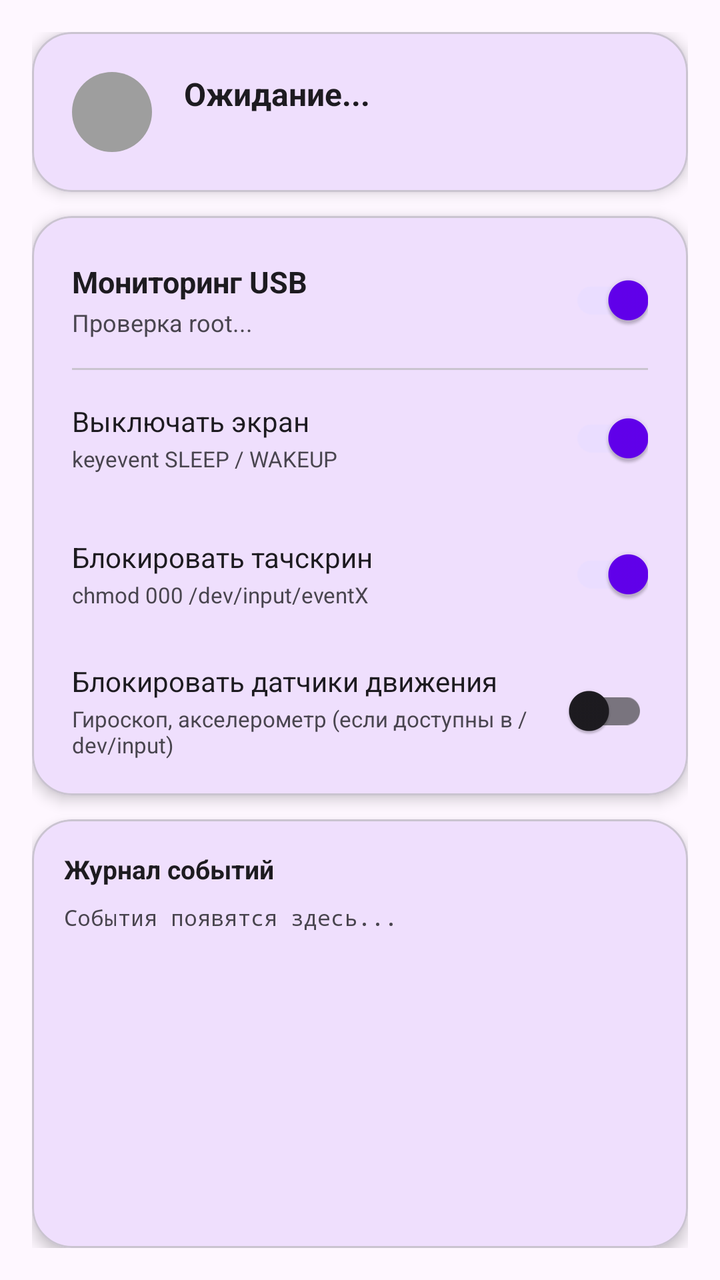
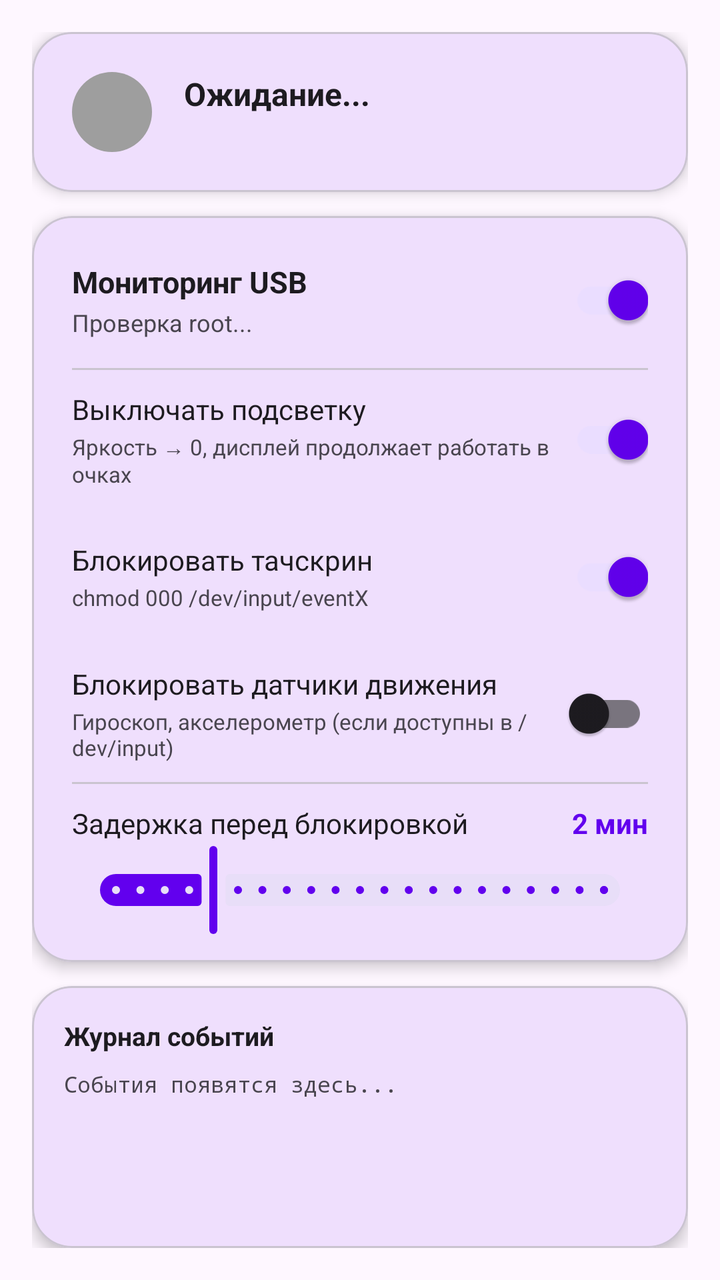

Compare the two renders of this Android layout. The source of the first and the diff that turns it into the second are given below.
<!-- AndroidManifest.xml: application theme Theme.VRapp -->
<!-- res/layout/activity_main.xml -->
<?xml version="1.0" encoding="utf-8"?>
<LinearLayout xmlns:android="http://schemas.android.com/apk/res/android"
    xmlns:app="http://schemas.android.com/apk/res-auto"
    android:layout_width="match_parent"
    android:layout_height="match_parent"
    android:orientation="vertical"
    android:padding="16dp"
    android:background="?attr/colorSurface">

    
    <com.google.android.material.card.MaterialCardView
        android:layout_width="match_parent"
        android:layout_height="wrap_content"
        android:layout_marginBottom="12dp"
        app:cardCornerRadius="20dp"
        app:cardElevation="4dp">

        <LinearLayout
            android:layout_width="match_parent"
            android:layout_height="wrap_content"
            android:orientation="horizontal"
            android:gravity="center_vertical"
            android:padding="20dp">

            <View
                android:id="@+id/statusDot"
                android:layout_width="40dp"
                android:layout_height="40dp"
                android:layout_marginEnd="16dp"
                android:background="@drawable/circle_disconnected" />

            <LinearLayout
                android:layout_width="0dp"
                android:layout_height="wrap_content"
                android:layout_weight="1"
                android:orientation="vertical">

                <TextView
                    android:id="@+id/statusText"
                    android:layout_width="wrap_content"
                    android:layout_height="wrap_content"
                    android:textSize="16sp"
                    android:textStyle="bold"
                    android:textColor="?attr/colorOnSurface"
                    android:text="Ожидание..." />

                <TextView
                    android:id="@+id/statusSubtext"
                    android:layout_width="wrap_content"
                    android:layout_height="wrap_content"
                    android:layout_marginTop="2dp"
                    android:textSize="12sp"
                    android:textColor="?attr/colorOnSurfaceVariant"
                    android:text="" />
            </LinearLayout>
        </LinearLayout>
    </com.google.android.material.card.MaterialCardView>

    
    <com.google.android.material.card.MaterialCardView
        android:layout_width="match_parent"
        android:layout_height="wrap_content"
        android:layout_marginBottom="12dp"
        app:cardCornerRadius="20dp"
        app:cardElevation="4dp">

        <LinearLayout
            android:layout_width="match_parent"
            android:layout_height="wrap_content"
            android:orientation="vertical"
            android:padding="8dp">

            
            <LinearLayout
                android:layout_width="match_parent"
                android:layout_height="wrap_content"
                android:orientation="horizontal"
                android:gravity="center_vertical"
                android:paddingHorizontal="12dp"
                android:paddingVertical="10dp">

                <LinearLayout
                    android:layout_width="0dp"
                    android:layout_height="wrap_content"
                    android:layout_weight="1"
                    android:orientation="vertical">

                    <TextView
                        android:layout_width="wrap_content"
                        android:layout_height="wrap_content"
                        android:text="Мониторинг USB"
                        android:textSize="15sp"
                        android:textStyle="bold"
                        android:textColor="?attr/colorOnSurface" />

                    <TextView
                        android:id="@+id/rootStatusText"
                        android:layout_width="wrap_content"
                        android:layout_height="wrap_content"
                        android:layout_marginTop="2dp"
                        android:text="Проверка root..."
                        android:textSize="12sp" />
                </LinearLayout>

                <com.google.android.material.switchmaterial.SwitchMaterial
                    android:id="@+id/switchEnabled"
                    android:layout_width="wrap_content"
                    android:layout_height="wrap_content"
                    android:checked="true" />
            </LinearLayout>

            <View
                android:layout_width="match_parent"
                android:layout_height="1dp"
                android:layout_marginHorizontal="12dp"
                android:background="?attr/colorOutlineVariant" />

            
            <LinearLayout
                android:layout_width="match_parent"
                android:layout_height="wrap_content"
                android:orientation="horizontal"
                android:gravity="center_vertical"
                android:paddingHorizontal="12dp"
                android:paddingVertical="10dp">

                <LinearLayout
                    android:layout_width="0dp"
                    android:layout_height="wrap_content"
                    android:layout_weight="1"
                    android:orientation="vertical">

                    <TextView
                        android:layout_width="wrap_content"
                        android:layout_height="wrap_content"
                        android:text="Выключать экран"
                        android:textSize="14sp"
                        android:textColor="?attr/colorOnSurface" />

                    <TextView
                        android:layout_width="wrap_content"
                        android:layout_height="wrap_content"
                        android:layout_marginTop="2dp"
                        android:text="keyevent SLEEP / WAKEUP"
                        android:textSize="11sp"
                        android:textColor="?attr/colorOnSurfaceVariant" />
                </LinearLayout>

                <com.google.android.material.switchmaterial.SwitchMaterial
                    android:id="@+id/switchScreenOff"
                    android:layout_width="wrap_content"
                    android:layout_height="wrap_content"
                    android:checked="true" />
            </LinearLayout>

            
            <LinearLayout
                android:layout_width="match_parent"
                android:layout_height="wrap_content"
                android:orientation="horizontal"
                android:gravity="center_vertical"
                android:paddingHorizontal="12dp"
                android:paddingVertical="10dp">

                <LinearLayout
                    android:layout_width="0dp"
                    android:layout_height="wrap_content"
                    android:layout_weight="1"
                    android:orientation="vertical">

                    <TextView
                        android:layout_width="wrap_content"
                        android:layout_height="wrap_content"
                        android:text="Блокировать тачскрин"
                        android:textSize="14sp"
                        android:textColor="?attr/colorOnSurface" />

                    <TextView
                        android:layout_width="wrap_content"
                        android:layout_height="wrap_content"
                        android:layout_marginTop="2dp"
                        android:text="chmod 000 /dev/input/eventX"
                        android:textSize="11sp"
                        android:textColor="?attr/colorOnSurfaceVariant" />
                </LinearLayout>

                <com.google.android.material.switchmaterial.SwitchMaterial
                    android:id="@+id/switchBlockTouch"
                    android:layout_width="wrap_content"
                    android:layout_height="wrap_content"
                    android:checked="true" />
            </LinearLayout>

            
            <LinearLayout
                android:layout_width="match_parent"
                android:layout_height="wrap_content"
                android:orientation="horizontal"
                android:gravity="center_vertical"
                android:paddingHorizontal="12dp"
                android:paddingVertical="10dp">

                <LinearLayout
                    android:layout_width="0dp"
                    android:layout_height="wrap_content"
                    android:layout_weight="1"
                    android:orientation="vertical">

                    <TextView
                        android:layout_width="wrap_content"
                        android:layout_height="wrap_content"
                        android:text="Блокировать датчики движения"
                        android:textSize="14sp"
                        android:textColor="?attr/colorOnSurface" />

                    <TextView
                        android:layout_width="wrap_content"
                        android:layout_height="wrap_content"
                        android:layout_marginTop="2dp"
                        android:text="Гироскоп, акселерометр (если доступны в /dev/input)"
                        android:textSize="11sp"
                        android:textColor="?attr/colorOnSurfaceVariant" />
                </LinearLayout>

                <com.google.android.material.switchmaterial.SwitchMaterial
                    android:id="@+id/switchBlockSensors"
                    android:layout_width="wrap_content"
                    android:layout_height="wrap_content"
                    android:checked="false" />
            </LinearLayout>

        </LinearLayout>
    </com.google.android.material.card.MaterialCardView>

    
    <com.google.android.material.card.MaterialCardView
        android:layout_width="match_parent"
        android:layout_height="0dp"
        android:layout_weight="1"
        app:cardCornerRadius="20dp"
        app:cardElevation="4dp">

        <LinearLayout
            android:layout_width="match_parent"
            android:layout_height="match_parent"
            android:orientation="vertical"
            android:padding="16dp">

            <TextView
                android:layout_width="wrap_content"
                android:layout_height="wrap_content"
                android:text="Журнал событий"
                android:textSize="13sp"
                android:textStyle="bold"
                android:textColor="?attr/colorOnSurface"
                android:layout_marginBottom="8dp" />

            <ScrollView
                android:id="@+id/logScrollView"
                android:layout_width="match_parent"
                android:layout_height="match_parent">

                <TextView
                    android:id="@+id/logText"
                    android:layout_width="match_parent"
                    android:layout_height="wrap_content"
                    android:fontFamily="monospace"
                    android:textSize="11sp"
                    android:textColor="?attr/colorOnSurfaceVariant"
                    android:lineSpacingExtra="3dp"
                    android:text="События появятся здесь..." />
            </ScrollView>
        </LinearLayout>
    </com.google.android.material.card.MaterialCardView>

</LinearLayout>
<!-- resources referenced by this layout -->
<resources>
  <!-- drawable circle_disconnected (drawable) -->
  <?xml version="1.0" encoding="utf-8"?>
  <shape xmlns:android="http://schemas.android.com/apk/res/android"
      android:shape="oval">
      <solid android:color="@color/color_disconnected" />
  </shape>
  <style name="Theme.VRapp" parent="Theme.Material3.DayNight.NoActionBar">
          <item name="colorPrimary">@color/purple_500</item>
          <item name="colorPrimaryVariant">@color/purple_700</item>
          <item name="colorOnPrimary">@color/white</item>
          <item name="colorSecondary">@color/teal_200</item>
          <item name="colorSecondaryVariant">@color/teal_700</item>
          <item name="colorOnSecondary">@color/black</item>
          <item name="android:statusBarColor">?attr/colorPrimaryVariant</item>
      </style>
  <color name="color_disconnected">#9E9E9E</color>
  <color name="purple_500">#FF6200EE</color>
  <color name="purple_700">#FF3700B3</color>
  <color name="white">#FFFFFFFF</color>
  <color name="teal_200">#FF03DAC5</color>
  <color name="teal_700">#FF018786</color>
  <color name="black">#FF000000</color>
</resources>

<!-- the commit's change to res/layout/activity_main.xml (unified diff, before → after) -->
@@ -133,7 +133,7 @@
                     <TextView
                         android:layout_width="wrap_content"
                         android:layout_height="wrap_content"
-                        android:text="Выключать экран"
+                        android:text="Выключать подсветку"
                         android:textSize="14sp"
                         android:textColor="?attr/colorOnSurface" />
 
@@ -141,7 +141,7 @@
                         android:layout_width="wrap_content"
                         android:layout_height="wrap_content"
                         android:layout_marginTop="2dp"
-                        android:text="keyevent SLEEP / WAKEUP"
+                        android:text="Яркость → 0, дисплей продолжает работать в очках"
                         android:textSize="11sp"
                         android:textColor="?attr/colorOnSurfaceVariant" />
                 </LinearLayout>
@@ -227,6 +227,55 @@
                     android:layout_width="wrap_content"
                     android:layout_height="wrap_content"
                     android:checked="false" />
+            </LinearLayout>
+
+            <View
+                android:layout_width="match_parent"
+                android:layout_height="1dp"
+                android:layout_marginHorizontal="12dp"
+                android:background="?attr/colorOutlineVariant" />
+
+            
+            <LinearLayout
+                android:layout_width="match_parent"
+                android:layout_height="wrap_content"
+                android:orientation="vertical"
+                android:paddingHorizontal="12dp"
+                android:paddingTop="10dp"
+                android:paddingBottom="4dp">
+
+                <LinearLayout
+                    android:layout_width="match_parent"
+                    android:layout_height="wrap_content"
+                    android:orientation="horizontal"
+                    android:gravity="center_vertical">
+
+                    <TextView
+                        android:layout_width="0dp"
+                        android:layout_height="wrap_content"
+                        android:layout_weight="1"
+                        android:text="Задержка перед блокировкой"
+                        android:textSize="14sp"
+                        android:textColor="?attr/colorOnSurface" />
+
+                    <TextView
+                        android:id="@+id/delayValueText"
+                        android:layout_width="wrap_content"
+                        android:layout_height="wrap_content"
+                        android:text="2 мин"
+                        android:textSize="14sp"
+                        android:textStyle="bold"
+                        android:textColor="?attr/colorPrimary" />
+                </LinearLayout>
+
+                <com.google.android.material.slider.Slider
+                    android:id="@+id/delaySlider"
+                    android:layout_width="match_parent"
+                    android:layout_height="wrap_content"
+                    android:valueFrom="0"
+                    android:valueTo="600"
+                    android:stepSize="30"
+                    android:value="120" />
             </LinearLayout>
 
         </LinearLayout>
